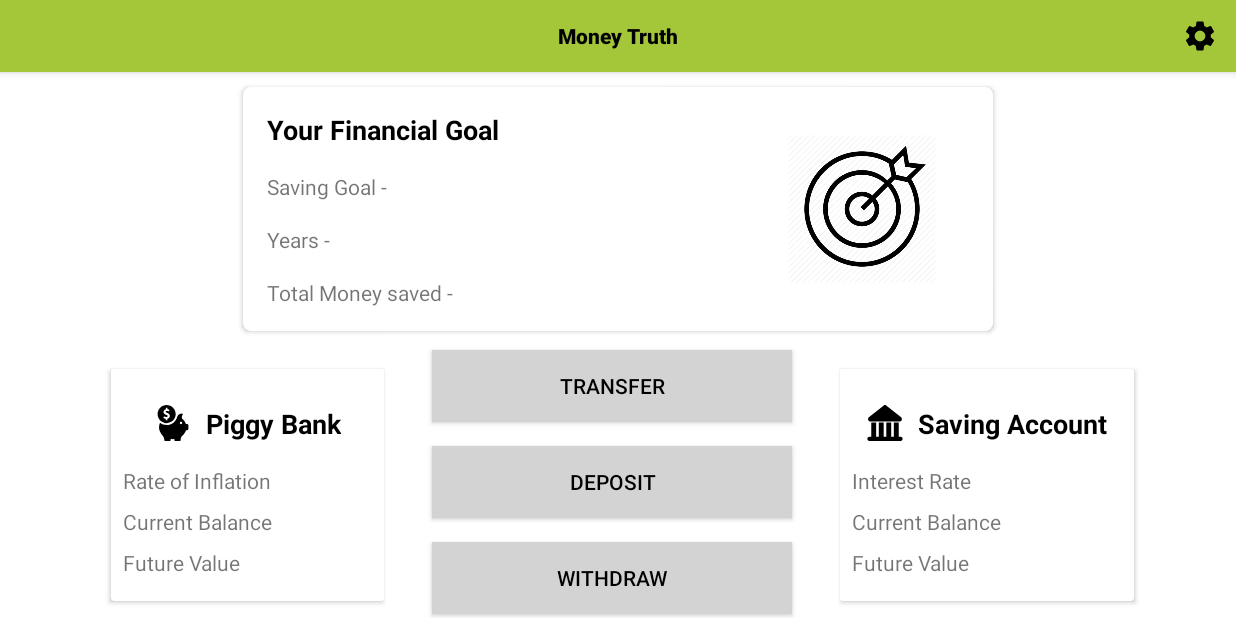
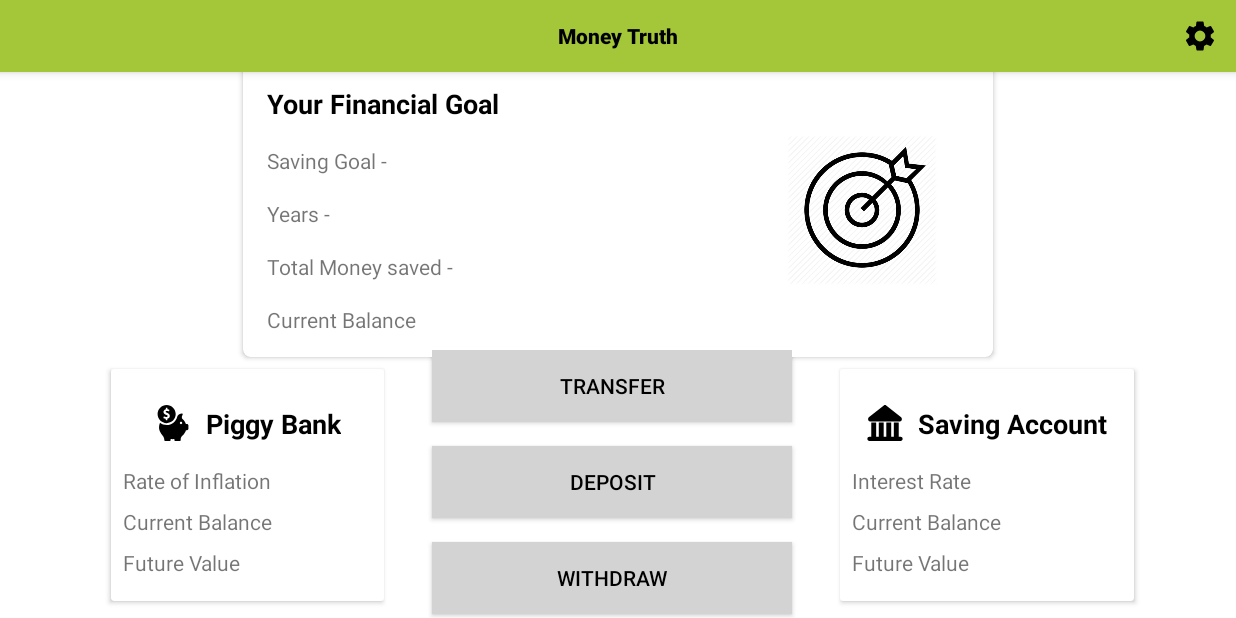
Before and after one commit to niteshjainmj/cuteapp, an Android app: the screen it shows after launch (HomeActivity), on a phone screen of 824 x 412 dp (held sideways). Run offline under Robolectric (Android 15) with nearby library versions, the phone set to English and light mode, and no system bars; our stand-ins replace Room's generated code.

```diff
--- a/app/src/main/java/com/moneytruth/screens/HomeActivity.kt
+++ b/app/src/main/java/com/moneytruth/screens/HomeActivity.kt
@@ -77,6 +77,9 @@ class HomeActivity : AppCompatActivity() {
             var saveBalance = getString(R.string.home_bank_current_balance)
             var saveFuture = getString(R.string.home_bank_future)
 
+            var currentBalance = getString(R.string.home_total_current_money_label)
+
+
 
             var piggyInflationRate = getString(R.string.home_rate_of_inflation)
             var piggyBalance = getString(R.string.home_piggi_current_balance)
@@ -86,6 +89,8 @@ class HomeActivity : AppCompatActivity() {
             if(mViewModel.mGoalDetails?.value != null){
                 saveInterestRate += " : " + getDoubleToString(mViewModel.mGoalDetails?.value!!.mInterestRate) + " %"
                 saveBalance += " $ : " + getBigDecimalToString(AppManager.manager.getSavingAccountBalance(this))
+
+
 
                 saveFuture +=  " $ : " + getCompoundInterestString(AppManager.manager.getSavingAccountBalance(this),
                     mViewModel.mGoalDetails!!.value!!.mInterestRate,  mViewModel.mGoalDetails!!.value!!.mYears)
@@ -97,6 +102,10 @@ class HomeActivity : AppCompatActivity() {
 
                 piggyFuture +=  " $ : " + getInflationBasedValue(AppManager.manager.getPiggyBankBalance(this),
                     AppManager.manager.getInflationRate(this),  mViewModel.mGoalDetails!!.value!!.mYears)
+
+
+                val currentBalanceBigDecimal = AppManager.manager.getSavingAccountBalance(this).add(AppManager.manager.getPiggyBankBalance(this))
+                currentBalance += " - $ " + getBigDecimalToString(currentBalanceBigDecimal)
             }
 
             mTvHomeSavingIntrestRate.text = saveInterestRate
@@ -106,6 +115,8 @@ class HomeActivity : AppCompatActivity() {
             mTvHomePiggyIntrestRate.text = piggyInflationRate
             mTvHomePiggyBalance.text = piggyBalance
             mTvHomePiggyFuture.text = piggyFuture
+
+            mTvSavingGoalCurrentBalance.text = currentBalance
         })
 
 
--- a/app/src/main/res/layout/content_home.xml
+++ b/app/src/main/res/layout/content_home.xml
@@ -96,12 +96,25 @@
                 android:layout_marginStart="16dp"
                 android:layout_marginTop="16dp"
                 android:layout_marginEnd="16dp"
+                android:text="@string/home_total_type_label"
+                app:layout_constraintEnd_toStartOf="@+id/guideline2"
+                app:layout_constraintStart_toStartOf="parent"
+                app:layout_constraintTop_toBottomOf="@+id/mTvSavingGoalYear" />
+
+
+            <TextView
+                android:id="@+id/mTvSavingGoalCurrentBalance"
+                android:layout_width="0dp"
+                android:layout_height="wrap_content"
+                android:layout_marginStart="16dp"
+                android:layout_marginTop="16dp"
+                android:layout_marginEnd="16dp"
                 android:layout_marginBottom="16dp"
-                android:text="@string/home_total_type_label"
+                android:text="@string/home_total_current_money_label"
                 app:layout_constraintBottom_toBottomOf="parent"
                 app:layout_constraintEnd_toStartOf="@+id/guideline2"
                 app:layout_constraintStart_toStartOf="parent"
-                app:layout_constraintTop_toBottomOf="@+id/mTvSavingGoalYear" />
+                app:layout_constraintTop_toBottomOf="@+id/mTvSavingGoalAmount" />
 
         </androidx.constraintlayout.widget.ConstraintLayout>
     </androidx.cardview.widget.CardView>
--- a/app/src/main/res/layout/fragment_goal.xml
+++ b/app/src/main/res/layout/fragment_goal.xml
@@ -116,7 +116,7 @@
             app:isb_indicator_text_color="@color/colorAccent"
             app:isb_indicator_text_size="18sp"
             app:isb_max="75"
-            app:isb_min="25"
+            app:isb_min="1"
 
             app:isb_only_thumb_draggable="false"
             app:isb_seek_smoothly="true"
@@ -130,7 +130,7 @@
             app:isb_tick_texts_color="@color/color_green"
             app:isb_tick_texts_size="15sp"
 
-            app:isb_ticks_count="11"
+
             app:isb_track_background_color="@color/color_gray"
             app:isb_track_background_size="2dp"
             app:isb_track_progress_color="@color/color_blue"
--- a/app/src/main/res/values/strings.xml
+++ b/app/src/main/res/values/strings.xml
@@ -7,6 +7,8 @@
     <string name="home_saving_type_label">Saving Goal</string>
     <string name="home_year_type_label">Years to achieve Goal</string>
     <string name="home_total_type_label">Total Money saved</string>
+    <string name="home_total_current_money_label">Current Balance</string>
+
 
     <string name="btn_transfer">Transfer</string>
     <string name="btn_deposit">Deposit</string>
```
Also changed, not shown: app/src/main/java/com/moneytruth/app/Constant.kt (+6 -1 lines), app/src/main/java/com/moneytruth/screens/GoalFragment.kt (+4 -3 lines).
